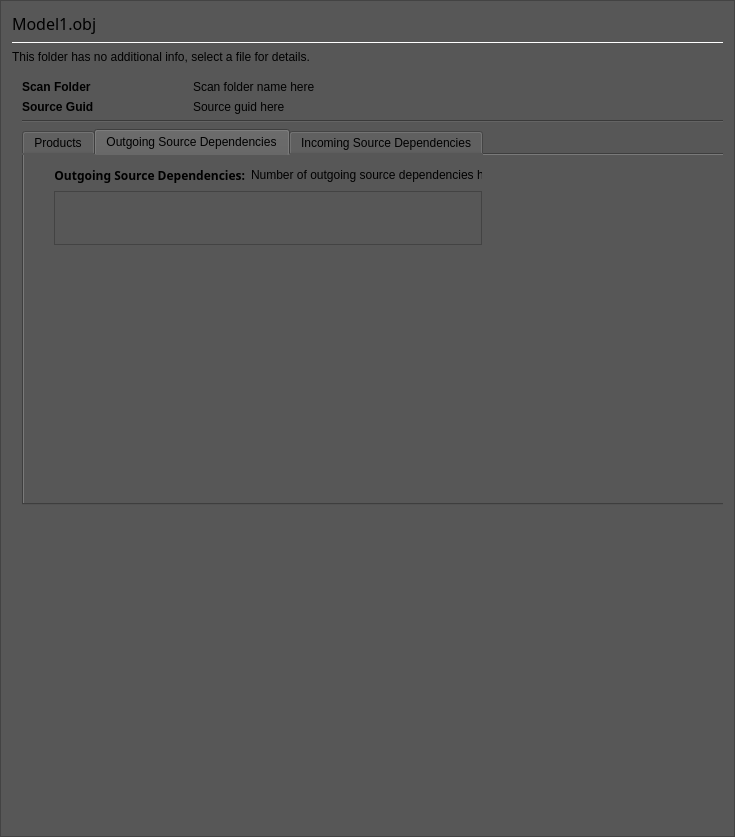
Above: Code/Tools/AssetProcessor/native/ui/SourceAssetDetailsPanel.ui from o3de/o3de before the change. Below: the same form after it.
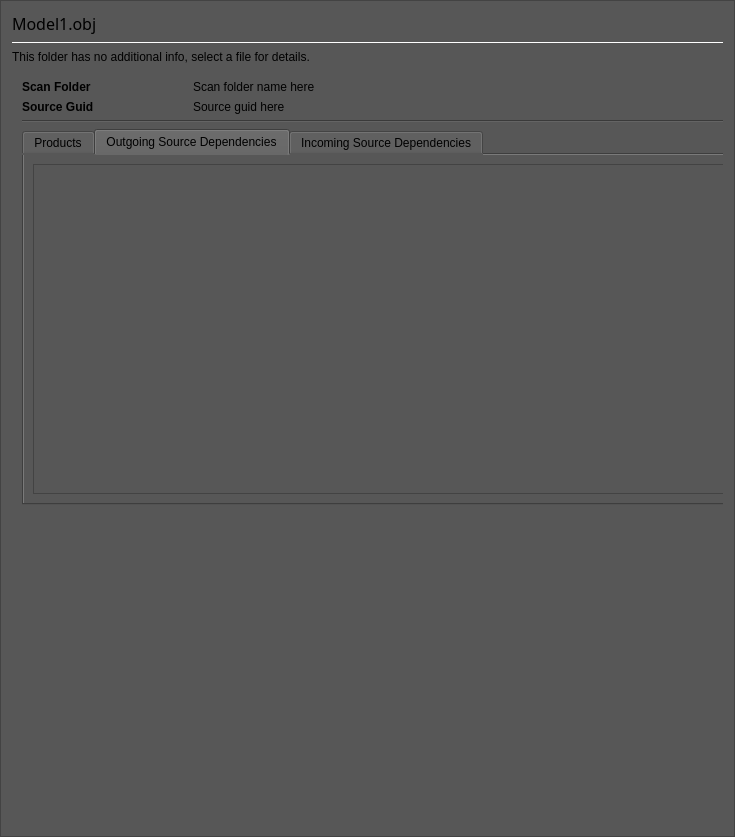
That is the form after the change. The open tabs and pages were chosen to show the change.

Commit message: dependencies added to tabbed view

Diff of the .ui file:
```diff
--- a/Code/Tools/AssetProcessor/native/ui/SourceAssetDetailsPanel.ui
+++ b/Code/Tools/AssetProcessor/native/ui/SourceAssetDetailsPanel.ui
@@ -372,81 +372,9 @@
              <attribute name="title">
               <string>Outgoing Source Dependencies</string>
              </attribute>
-             <widget class="QWidget" name="verticalLayoutWidget_3">
-              <property name="geometry">
-               <rect>
-                <x>30</x>
-                <y>10</y>
-                <width>428</width>
-                <height>80</height>
-               </rect>
-              </property>
-              <layout class="QVBoxLayout" name="OutgoingSourceDependenciesLayout">
-               <item>
-                <layout class="QHBoxLayout" name="OutgoingDependenciesLayout">
-                 <item>
-                  <widget class="QLabel" name="outgoingSourceDependenciesTitleLabel">
-                   <property name="font">
-                    <font>
-                     <family>12pt</family>
-                     <weight>75</weight>
-                     <italic>false</italic>
-                     <bold>true</bold>
-                    </font>
-                   </property>
-                   <property name="styleSheet">
-                    <string notr="true">font: bold, 12pt;</string>
-                   </property>
-                   <property name="text">
-                    <string>Outgoing Source Dependencies:</string>
-                   </property>
-                   <property name="alignment">
-                    <set>Qt::AlignRight|Qt::AlignTrailing|Qt::AlignVCenter</set>
-                   </property>
-                   <property name="margin">
-                    <number>0</number>
-                   </property>
-                  </widget>
-                 </item>
-                 <item>
-                  <widget class="QLabel" name="outgoingSourceDependenciesValueLabel">
-                   <property name="text">
-                    <string>Number of outgoing source dependencies here</string>
-                   </property>
-                   <property name="textInteractionFlags">
-                    <set>Qt::LinksAccessibleByMouse|Qt::TextSelectableByKeyboard|Qt::TextSelectableByMouse</set>
-                   </property>
-                  </widget>
-                 </item>
-                 <item>
-                  <spacer name="horizontalSpacer_2">
-                   <property name="orientation">
-                    <enum>Qt::Horizontal</enum>
-                   </property>
-                   <property name="sizeHint" stdset="0">
-                    <size>
-                     <width>40</width>
-                     <height>20</height>
-                    </size>
-                   </property>
-                  </spacer>
-                 </item>
-                </layout>
-               </item>
+              <layout class="QVBoxLayout" name="OutgoingSourceDependenciesLayout" stretch="0">
                <item>
                 <widget class="QTableWidget" name="outgoingSourceDependenciesTable">
-                 <property name="sizePolicy">
-                  <sizepolicy hsizetype="Expanding" vsizetype="Expanding">
-                   <horstretch>0</horstretch>
-                   <verstretch>0</verstretch>
-                  </sizepolicy>
-                 </property>
-                 <property name="minimumSize">
-                  <size>
-                   <width>0</width>
-                   <height>32</height>
-                  </size>
-                 </property>
                  <property name="verticalScrollBarPolicy">
                   <enum>Qt::ScrollBarAlwaysOff</enum>
                  </property>
@@ -500,7 +428,6 @@
                 </widget>
                </item>
               </layout>
-             </widget>
             </widget>
             <widget class="QWidget" name="IncomingSourceDependenciesTab">
              <attribute name="title">
```
Left out of the diff: 75 changed lines with no effect on the pictures. Lines whose indentation alone changed are shown as unchanged. The commit also changes 1 other file.
